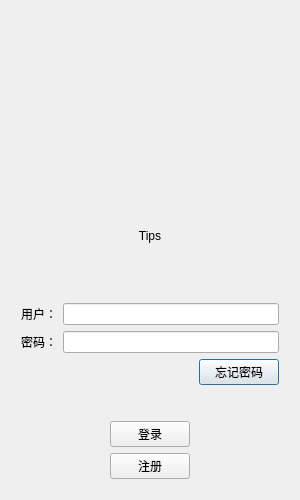
Before: the Qt Designer form client/logindialog.ui in Hn1127/sdchat, drawn with Qt 5.
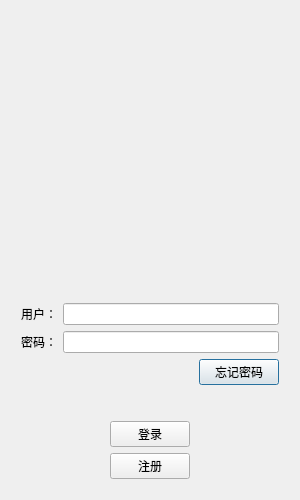
After: the same form once the commit is applied. Icons and pictures are not drawn.

What changed in the file:
```diff
--- a/client/logindialog.ui
+++ b/client/logindialog.ui
@@ -113,7 +113,7 @@
      <item>
       <widget class="QLabel" name="label_tips">
        <property name="text">
-        <string>Tips</string>
+        <string/>
        </property>
        <property name="alignment">
         <set>Qt::AlignCenter</set>
```
Left out of the diff: 24 changed lines with no effect on the pictures.
